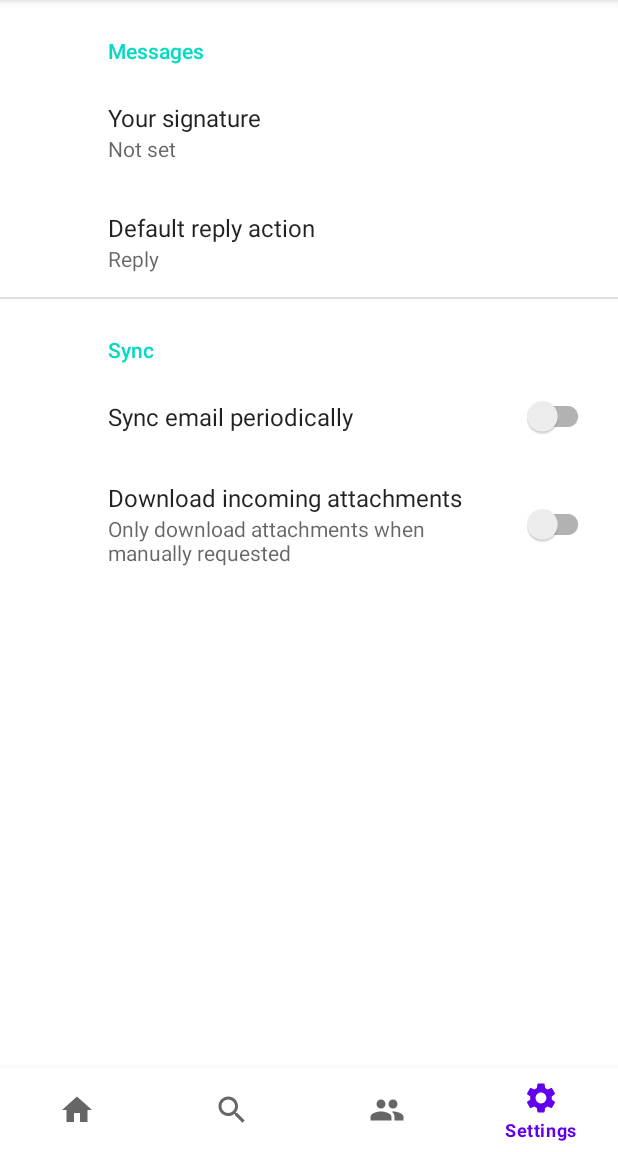
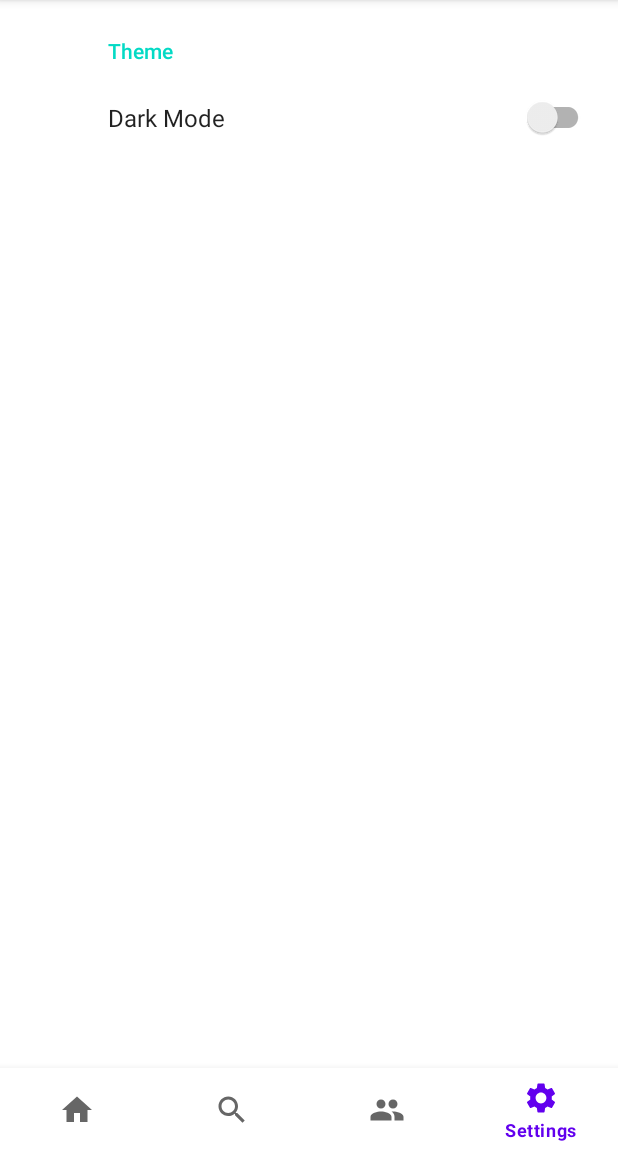
Before and after one commit to NemoIng/ElderlyMeeting, an Android app: the HomeFragment screen opened directly, with no data from a screen before it, item 4 of the bottom bar chosen, on a phone screen of 412 x 824 dp, the part 84-1236 px from its top. Run offline under Robolectric (Android 15) with nearby library versions, the phone set to English and light mode, and no system bars; our stand-ins replace androidx.preference.

Commit message:
Home to my_profile

```diff
--- a/app/build.gradle
+++ b/app/build.gradle
@@ -47,6 +47,12 @@ dependencies {
     implementation 'com.google.firebase:firebase-auth:20.0.4'
     implementation 'com.google.firebase:firebase-database:19.7.0'
     implementation 'com.google.firebase:firebase-firestore:22.1.2'
+    implementation 'androidx.cardview:cardview:1.0.0'
+    // homefragment
+    implementation 'de.hdodenhof:circleimageview:3.1.0'
+
+    implementation 'androidx.legacy:legacy-support-v4:1.0.0'
+
     testImplementation 'junit:junit:4.+'
     androidTestImplementation 'androidx.test.ext:junit:1.1.2'
     androidTestImplementation 'androidx.test.espresso:espresso-core:3.3.0'
--- a/app/src/main/AndroidManifest.xml
+++ b/app/src/main/AndroidManifest.xml
@@ -9,7 +9,7 @@
         android:roundIcon="@mipmap/ic_launcher_round"
         android:supportsRtl="true"
         android:theme="@style/Theme.ElderlyMeeting">
-        <activity android:name=".SelectPff"></activity>
+        <activity android:name=".SelectPff" />
         <activity android:name=".RegisterPage" />
         <activity
             android:name=".ui.login.LoginActivity"
--- a/app/src/main/java/com/example/elderlymeeting/ui/home/HomeFragment.java
+++ b/app/src/main/java/com/example/elderlymeeting/ui/home/HomeFragment.java
@@ -1,24 +1,38 @@
 package com.example.elderlymeeting.ui.home;
 
+import android.content.Intent;
 import android.os.Bundle;
 import android.view.LayoutInflater;
 import android.view.View;
 import android.view.ViewGroup;
-import android.widget.TextView;
-
+import android.widget.ImageView;
+import android.view.View.OnClickListener;
 import androidx.annotation.NonNull;
 import androidx.annotation.Nullable;
 import androidx.fragment.app.Fragment;
-import androidx.lifecycle.Observer;
-import androidx.lifecycle.ViewModelProvider;
+import androidx.navigation.NavDirections;
+import androidx.navigation.fragment.NavHostFragment;
 
 import com.example.elderlymeeting.R;
 
 public class HomeFragment extends Fragment {
 
-    @Nullable
     @Override
-    public View onCreateView(LayoutInflater inflater, @Nullable ViewGroup container, @Nullable Bundle savedInstanceState) {
+    public View onCreateView(LayoutInflater inflater, ViewGroup container, Bundle savedInstanceState
+    ) {
         return inflater.inflate(R.layout.fragment_home, container, false);
     }
+
+    public void onViewCreated(@NonNull View view, Bundle savedInstanceState) {
+        super.onViewCreated(view, savedInstanceState);
+
+        ImageView profileImgView = (ImageView) getView().findViewById(R.id.myProfileImageView);
+        profileImgView.setOnClickListener(new View.OnClickListener() {
+            @Override
+            public void onClick(View view) {
+                NavHostFragment.findNavController(HomeFragment.this)
+                        .navigate(R.id.action_homeFragment_to_myProfileFragment);
+            }
+        });
+    }
 }
--- a/app/src/main/java/com/example/elderlymeeting/ui/settings/SettingsFragment.java
+++ b/app/src/main/java/com/example/elderlymeeting/ui/settings/SettingsFragment.java
@@ -4,14 +4,19 @@ import android.os.Bundle;
 import android.view.LayoutInflater;
 import android.view.View;
 import android.view.ViewGroup;
+import android.widget.Switch;
 import android.widget.TextView;
 
 import androidx.annotation.NonNull;
 import androidx.annotation.Nullable;
+import androidx.appcompat.app.AppCompatDelegate;
 import androidx.fragment.app.Fragment;
 import androidx.lifecycle.Observer;
 import androidx.lifecycle.ViewModelProvider;
+import androidx.preference.Preference;
 import androidx.preference.PreferenceFragmentCompat;
+import androidx.preference.SwitchPreference;
+import androidx.preference.SwitchPreferenceCompat;
 
 import com.example.elderlymeeting.R;
 
--- a/app/src/main/res/values/dimens.xml
+++ b/app/src/main/res/values/dimens.xml
@@ -2,4 +2,5 @@
     <!-- Default screen margins, per the Android Design guidelines. -->
     <dimen name="activity_horizontal_margin">16dp</dimen>
     <dimen name="activity_vertical_margin">16dp</dimen>
+    <dimen name="fab_margin">16dp</dimen>
 </resources>
--- a/app/src/main/res/values/ids.xml
+++ b/app/src/main/res/values/ids.xml
@@ -3,4 +3,5 @@
     <item name="text_home" type="id" />
     <item name="text_friends" type="id" />
     <item name="text_settings" type="id" />
+    <item name="myProfile" type="id" />
 </resources>
--- a/app/src/main/res/values/strings.xml
+++ b/app/src/main/res/values/strings.xml
@@ -21,6 +21,7 @@
     <!-- Preference Titles -->
     <string name="messages_header">Messages</string>
     <string name="sync_header">Sync</string>
+    <string name="theme_header">Theme</string>
 
     <!-- Messages Preferences -->
     <string name="signature_title">Your signature</string>
@@ -37,4 +38,20 @@
     <string name="title_activity_home2">MainActivity</string>
     <string name="seek">Seek</string>
     <string name="friends">Friends</string>
+    <string name="theme">Theme</string>
+    <string name="darkMode">Dark Mode</string>
+    <string name="summary_nightmode_off" />
+    <string name="summary_nightmode_on" />
+    <string name="my_profile">My Profile</string>
+    <!-- TODO: Remove or change this placeholder text -->
+    <string name="hello_blank_fragment">Hello blank fragment</string>
+    <string name="title_activity_my_profile">MyProfile</string>
+    <!-- Strings used for fragments for navigation -->
+    <string name="first_fragment_label">First Fragment</string>
+    <string name="second_fragment_label">Second Fragment</string>
+    <string name="next">Next</string>
+    <string name="previous">Previous</string>
+
+    <string name="hello_first_fragment">Hello first fragment</string>
+    <string name="hello_second_fragment">Hello second fragment. Arg: %1$s</string>
 </resources>
--- a/app/src/main/res/xml/root_preferences.xml
+++ b/app/src/main/res/xml/root_preferences.xml
@@ -1,35 +1,14 @@
 <PreferenceScreen xmlns:app="http://schemas.android.com/apk/res-auto">
 
-    <PreferenceCategory app:title="@string/messages_header">
 
-        <EditTextPreference
-            app:key="signature"
-            app:title="@string/signature_title"
-            app:useSimpleSummaryProvider="true" />
+    <PreferenceCategory app:title="@string/theme_header">
 
-        <ListPreference
-            app:defaultValue="reply"
-            app:entries="@array/reply_entries"
-            app:entryValues="@array/reply_values"
-            app:key="reply"
-            app:title="@string/reply_title"
-            app:useSimpleSummaryProvider="true" />
-
-    </PreferenceCategory>
-
-    <PreferenceCategory app:title="@string/sync_header">
-
-        <SwitchPreferenceCompat
-            app:key="sync"
-            app:title="@string/sync_title" />
-
-        <SwitchPreferenceCompat
-            app:dependency="sync"
-            app:key="attachment"
-            app:summaryOff="@string/attachment_summary_off"
-            app:summaryOn="@string/attachment_summary_on"
-            app:title="@string/attachment_title" />
-
+    <SwitchPreferenceCompat
+        app:key="@string/darkMode"
+        app:title="Dark Mode"
+        app:defaultValue="false"
+        app:summaryOff="@string/summary_nightmode_off"
+        app:summaryOn="@string/summary_nightmode_on" />
     </PreferenceCategory>
 
 </PreferenceScreen>
```
Also changed, not shown: app/src/main/java/com/example/elderlymeeting/ui/home/MyProfileFragment.java (added, +66 -0 lines), app/src/main/res/drawable/baseline_account_circle_24.xml (added, +10 -0 lines), app/src/main/res/layout/fragment_home.xml (+12 -10 lines), app/src/main/res/layout/fragment_my_profile.xml (added, +19 -0 lines), app/src/main/res/navigation/nav_graph.xml (added, +21 -0 lines), app/src/main/res/values/themes.xml (+9 -0 lines), app/src/main/java/com/example/elderlymeeting/RegisterPage.java (indentation only).
